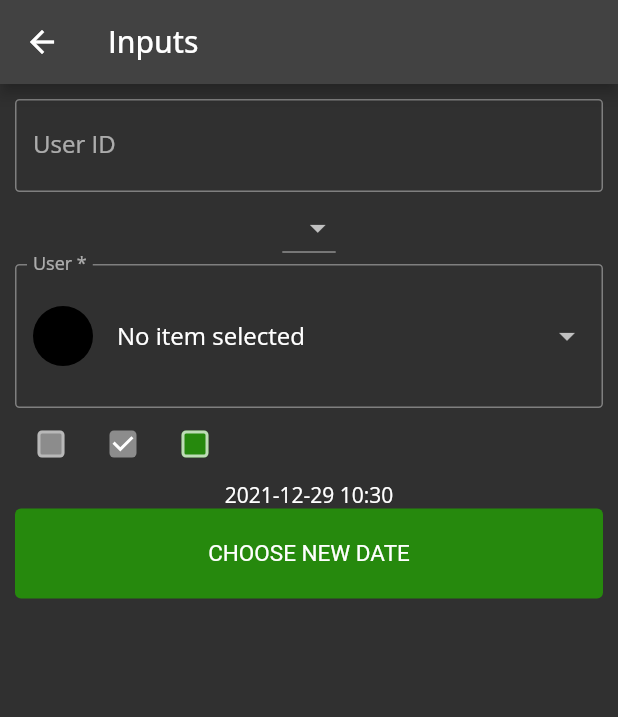
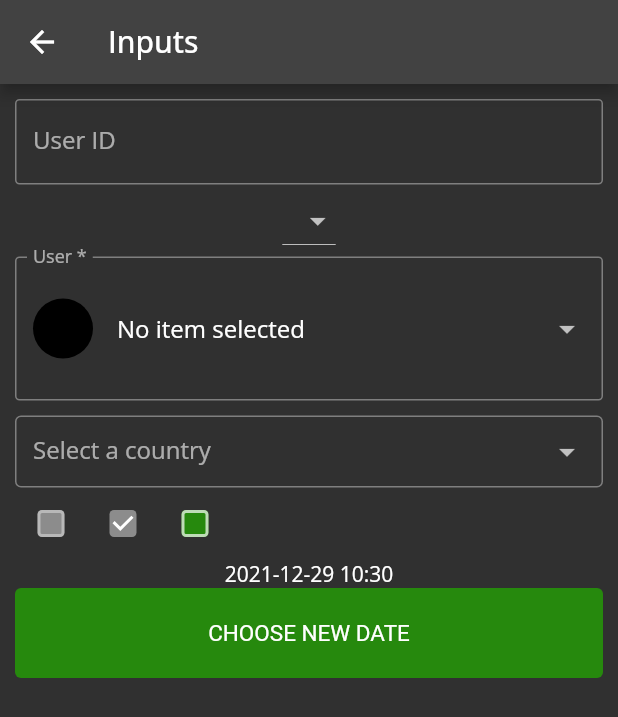
Before and after one commit to manoharramarao/flutter-theming, a Flutter app: the DInputs screen opened directly, on a phone screen of 412 x 824 dp. Shown: the top 717 px of the screen. Run offline on Flutter 3.47's test engine with Material 2 defaults, Android fonts, the phone set to English and light mode, and no system bars; drawn by our look-alikes of dropdown_search; our stand-ins replace dio, google_fonts.

Commit message:
Added dropdown and text fields to the input

```diff
--- a/lib/screens/inputs.dart
+++ b/lib/screens/inputs.dart
@@ -5,6 +5,8 @@ import 'package:myapp/d_theme/d_widgets/d_datetime_picker.dart';
 import 'package:myapp/d_theme/d_widgets/d_dropdown.dart';
 import 'package:dropdown_search/dropdown_search.dart';
 import 'package:dio/dio.dart';
+import 'package:myapp/d_theme/d_widgets/d_text_dropdown.dart';
+import 'package:myapp/d_theme/d_widgets/d_text_field.dart';
 
 /* class Dinputs extends StatelessWidget {
   final _formKey = GlobalKey<FormState>();
@@ -81,9 +83,13 @@ class _DInputsState extends State<DInputs> {
           padding: const EdgeInsets.all(10.0),
           child: Column(
             children: [
-              TextFormField(
+              /* TextFormField(
                 autovalidateMode: AutovalidateMode.onUserInteraction,
+                style: const TextStyle(
+                  height: 1.55,
+                ),
                 decoration: const InputDecoration(
+                  isDense: true,
                   border: OutlineInputBorder(
                     borderRadius: BorderRadius.all(
                       Radius.circular(3.0),
@@ -92,6 +98,16 @@ class _DInputsState extends State<DInputs> {
                   hintText: "example@deloitte.com",
                   labelText: "User ID",
                 ),
+                validator: (text) {
+                  if (text == null || text.isEmpty) {
+                    return 'Text is empty';
+                  }
+                  return null;
+                },
+              ), */
+              DTextField(
+                hintText: "example@deloitte.com",
+                labelText: "User ID",
                 validator: (text) {
                   if (text == null || text.isEmpty) {
                     return 'Text is empty';
@@ -109,6 +125,23 @@ class _DInputsState extends State<DInputs> {
                 onChanged: (_) {},
               ),
               const DDropdown(),
+              const SizedBox(
+                width: 10,
+                height: 10,
+              ),
+              DTextDropdown(
+                items: const [
+                  "Brazil",
+                  "Italia (Disabled)",
+                  "Tunisia",
+                  'Canada'
+                ],
+                onChanged: (value) {
+                  print("Selected value is " + value!);
+                },
+                showSearchBox: true,
+                labelText: "Select a country",
+              ),
               Row(
                 children: [
                   const DCheckbox(
```
